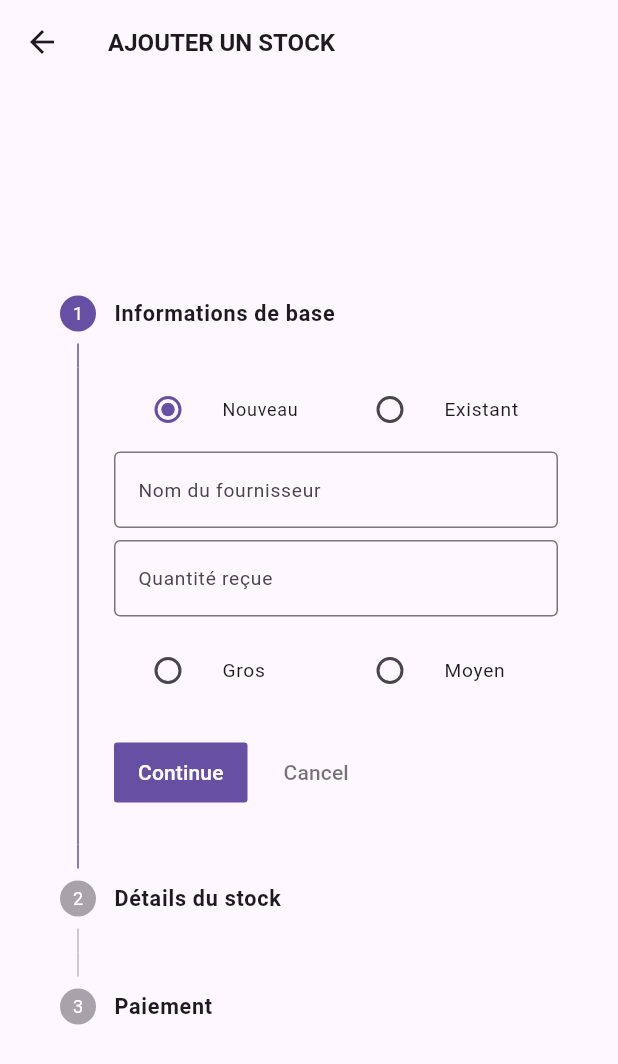
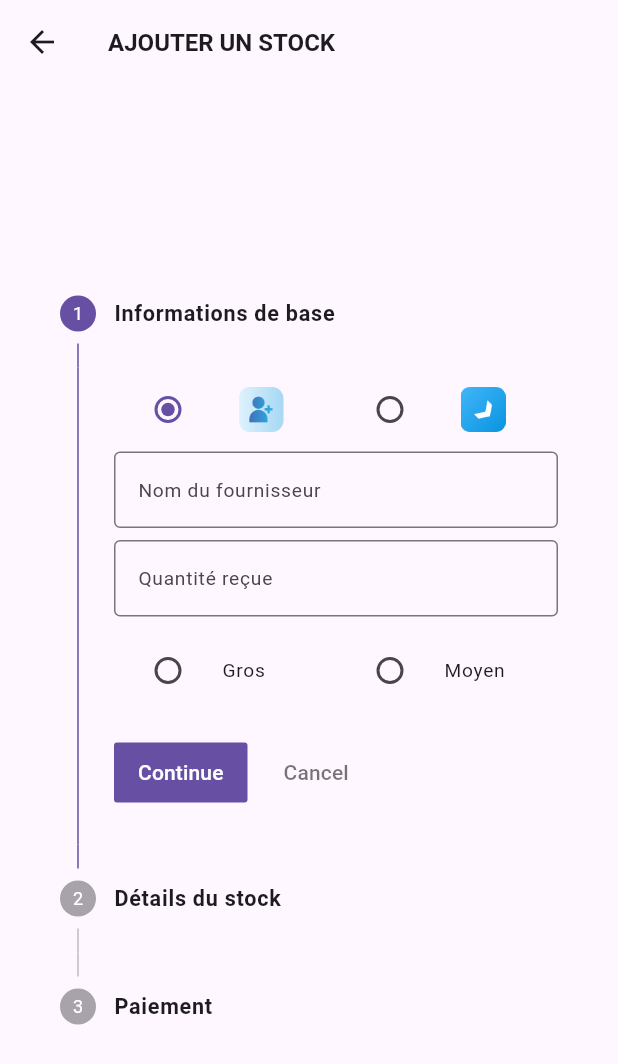
Before and after one commit to Hammed-B-Boundy/Gestion-Stocks-Flutter, a Flutter app: the StockForm screen opened directly, on a phone screen of 412 x 824 dp. Shown: the top 1064 px of the screen. Run offline on Flutter 3.47's test engine with Material 3 defaults, Android fonts, the phone set to English and light mode, and no system bars; our stand-ins replace permission_handler, sqflite; accounts and stored records are empty.

Commit message:
Remplacer les textes par des icones

```diff
--- a/lib/pages/StockForm.dart
+++ b/lib/pages/StockForm.dart
@@ -416,14 +416,10 @@ class _StockFormState extends State<StockForm>
                       children: [
                         Expanded(
                           child: RadioListTile<bool>(
-                            title: Text(
-                              'Nouveau',
-                              style: TextStyle(
-                                fontSize: ResponsiveHelper.getAdaptiveFontSize(
-                                  context,
-                                  15,
-                                ),
-                              ),
+                            title: Image.asset(
+                              "images/add-user.png",
+                              width: 30,
+                              height: 30,
                             ),
                             value: true,
                             groupValue: _isNewSupplier,
@@ -436,14 +432,10 @@ class _StockFormState extends State<StockForm>
                         ),
                         Expanded(
                           child: RadioListTile<bool>(
-                            title: Text(
-                              'Existant',
-                              style: TextStyle(
-                                fontSize: ResponsiveHelper.getAdaptiveFontSize(
-                                  context,
-                                  16,
-                                ),
-                              ),
+                            title: Image.asset(
+                              "images/drop-down-arrow.png",
+                              width: 30,
+                              height: 30,
                             ),
                             value: false,
                             groupValue: _isNewSupplier,
```
Also changed, not shown: images/add-user.png (added), images/drop-down-arrow.png (added), images/logo.png (deleted), images/ready-stock.png (deleted), images/shopping-icon.png (deleted), images/shopping.png (deleted).
